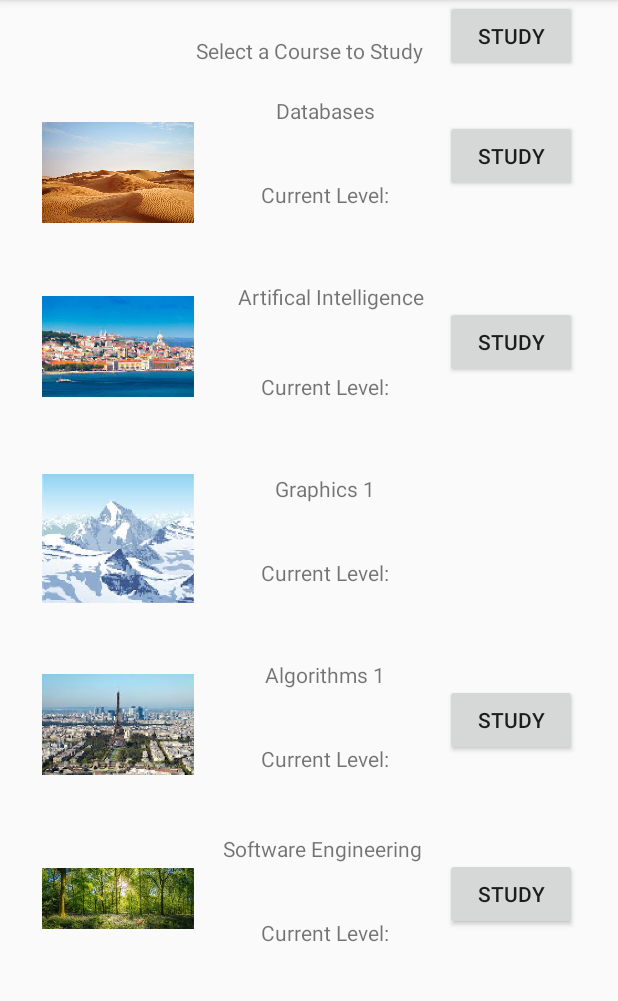
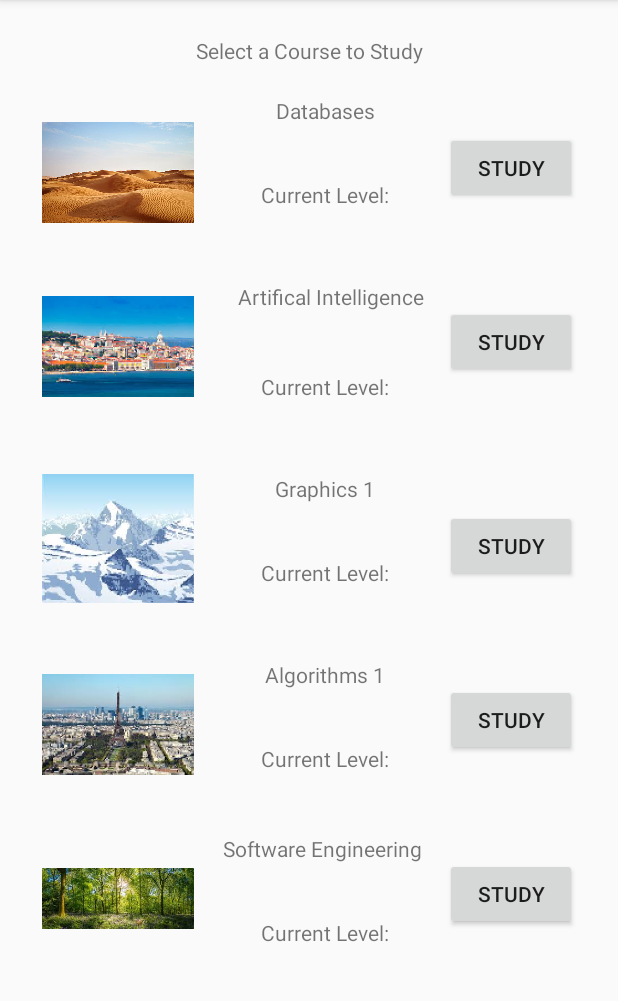
Before and after one commit to tuanngo1001/idk-6, an Android app: the CoursesToStudyActivity screen opened directly, with no data from a screen before it, on a phone screen of 412 x 824 dp, the part 84-1085 px from its top. Run offline under Robolectric (Android 15) with nearby library versions, the light colour scheme and no system bars.

Commit message:
Fix anchoring of third course in list

```diff
--- a/CSExperience/app/src/main/res/layout/activity_courses_to_study.xml
+++ b/CSExperience/app/src/main/res/layout/activity_courses_to_study.xml
@@ -37,12 +37,13 @@
         android:layout_width="wrap_content"
         android:layout_height="wrap_content"
         android:layout_marginStart="8dp"
+        android:layout_marginTop="340dp"
         android:layout_marginEnd="8dp"
         android:text="Study"
         app:layout_constraintEnd_toEndOf="parent"
         app:layout_constraintHorizontal_bias="0.938"
         app:layout_constraintStart_toStartOf="parent"
-        tools:layout_editor_absoluteY="332dp" />
+        app:layout_constraintTop_toTopOf="parent" />
 
     <TextView
         android:id="@+id/textView25"
@@ -101,7 +102,7 @@
         android:layout_width="wrap_content"
         android:layout_height="wrap_content"
         android:layout_marginStart="8dp"
-        android:layout_marginTop="80dp"
+        android:layout_marginTop="88dp"
         android:layout_marginEnd="8dp"
         android:text="Study"
         app:layout_constraintEnd_toEndOf="parent"
```
